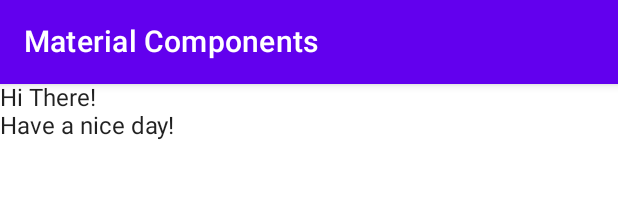
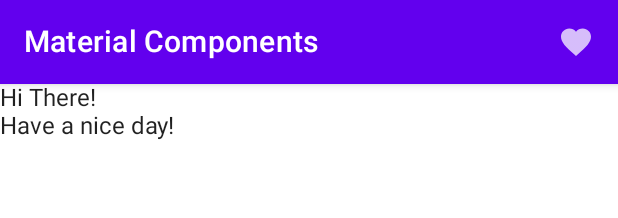
Before and after one commit to LucasCabralDevv/ComposeUi, an Android app built with Jetpack Compose: the @Preview function DefaultPreview2, on a phone screen of 412 x 824 dp. Shown: the top 218 px of the screen. Run offline under Robolectric (Android 15) with nearby library versions, the phone set to English and light mode, and no system bars.

Commit message:
Icon de favorito adicionado ao TopAppBar.

```diff
--- a/app/src/main/java/com/lucascabral/composeui/MaterialComponentsActivity.kt
+++ b/app/src/main/java/com/lucascabral/composeui/MaterialComponentsActivity.kt
@@ -7,6 +7,8 @@ import androidx.compose.foundation.layout.Column
 import androidx.compose.foundation.layout.padding
 import androidx.compose.foundation.layout.size
 import androidx.compose.material.*
+import androidx.compose.material.icons.Icons
+import androidx.compose.material.icons.filled.Favorite
 import androidx.compose.runtime.Composable
 import androidx.compose.ui.Modifier
 import androidx.compose.ui.tooling.preview.Preview
@@ -30,6 +32,10 @@ fun LayoutsTest() {
         topBar = {
             TopAppBar(title = {
                 Text(text = "Material Components")
+            }, actions = {
+                IconButton(onClick = { /*TODO*/ }) {
+                    Icon(Icons.Filled.Favorite, contentDescription = null)
+                }
             })
         }
     ) { innerPadding ->
```
